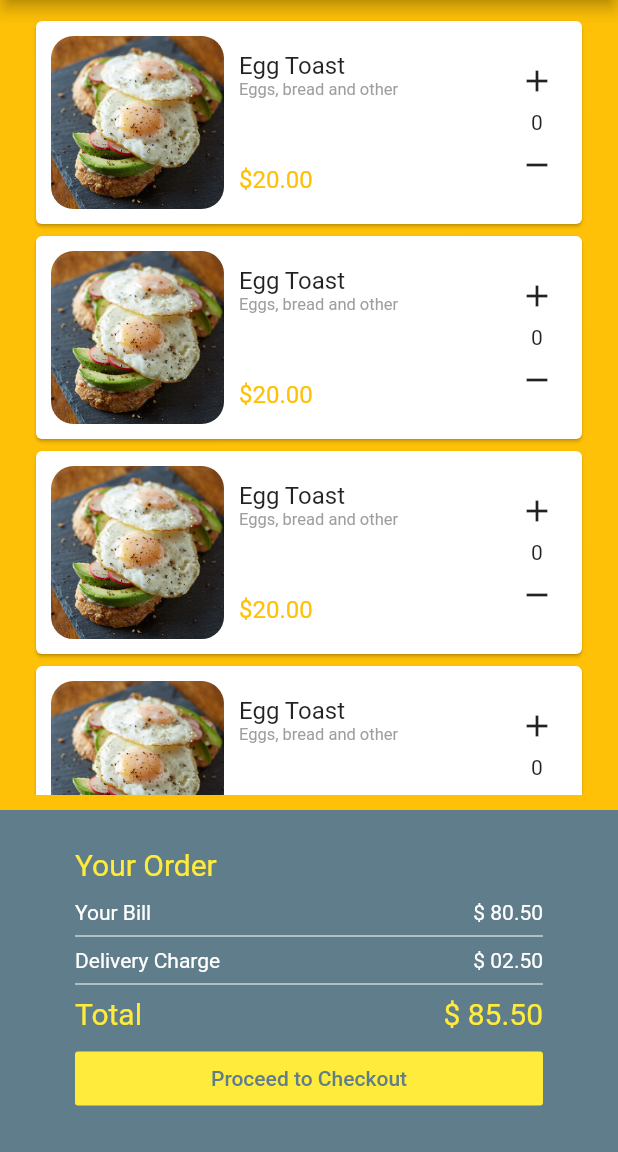
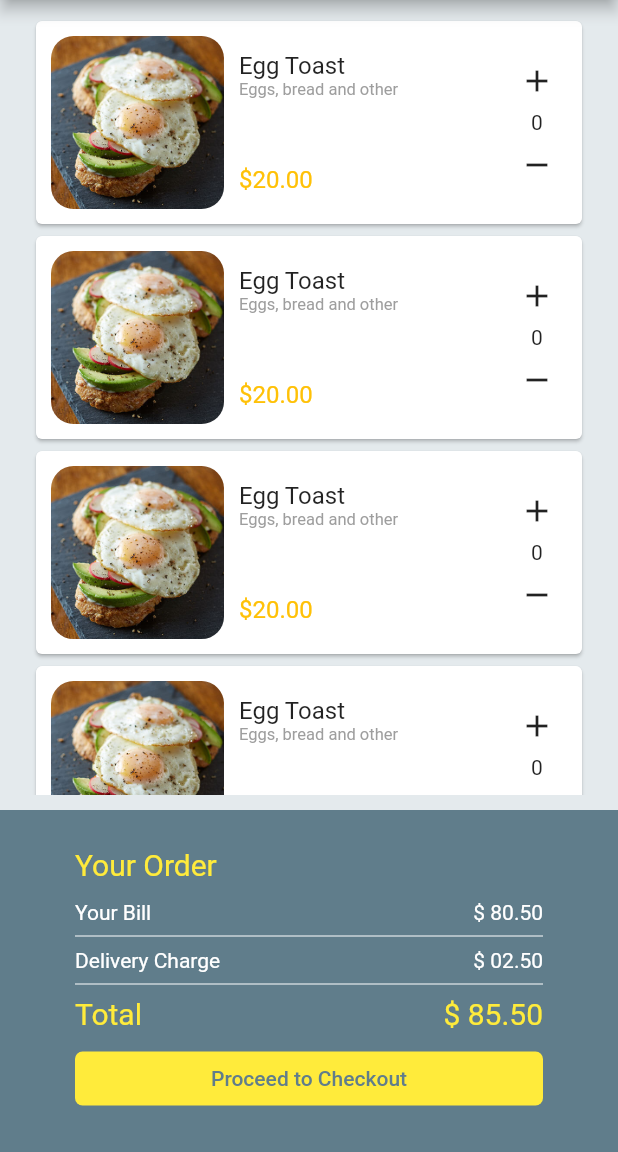
Before and after one commit to tryingtobeatdepression/test2, a Flutter app: the screen it shows after launch, on a phone screen of 412 x 824 dp, the part 84-1236 px from its top. Run offline on Flutter 3.47's test engine with Material 2 defaults, Android fonts, the phone set to English and light mode, and no system bars.

Commit message:
second commit

```diff
--- a/lib/screens/cart/components/body.dart
+++ b/lib/screens/cart/components/body.dart
@@ -7,7 +7,7 @@ class Body extends StatelessWidget {
   Widget build(BuildContext context) {
     Size size = MediaQuery.of(context).size;
     return Container(
-      color: Colors.amber,
+      color: Color(0xffe4eaed),
       child: Column(
         //mainAxisAlignment: MainAxisAlignment.center,
         children: [
@@ -22,10 +22,9 @@ class Body extends StatelessWidget {
                   child: Column(
                     //mainAxisAlignment: MainAxisAlignment.start,
                     children: <Widget>[
-                      //Meal(),
                       Meal(),
-                      Meal(), Meal(),
-
+                      Meal(),
+                      Meal(),
                       Meal(),
                     ],
                   ),
--- a/lib/screens/cart/components/receipt.dart
+++ b/lib/screens/cart/components/receipt.dart
@@ -113,7 +113,9 @@ class Receipt extends StatelessWidget {
               ),
             ),
             color: Colors.yellow,
-            shape: null, // use shape in here .
+            shape: RoundedRectangleBorder(
+              borderRadius: BorderRadius.circular(5),
+            ),
           ),
         ],
       ),
```
